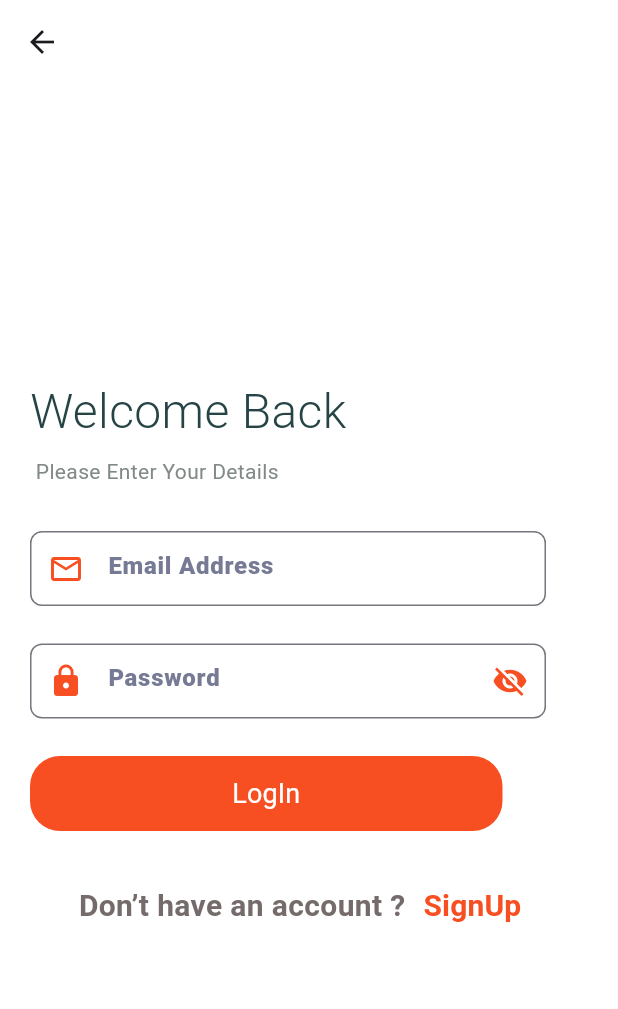
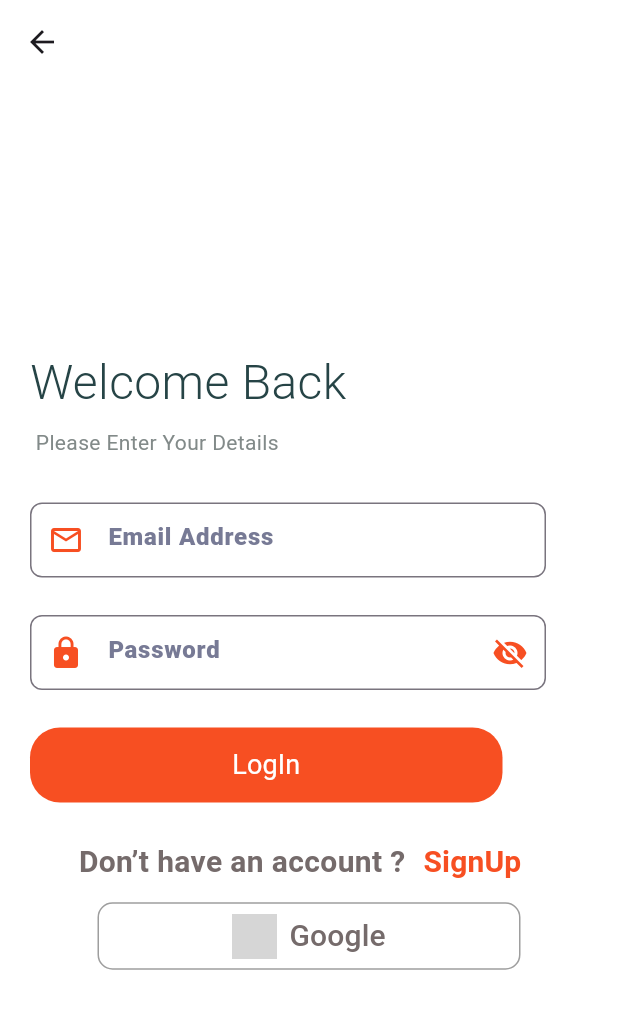
Before and after one commit to basmaabdou/donate_clothes, a Flutter app: the screen it shows after launch, after a tap on the "arrow forward ios" icon, after a tap on "skip", on a phone screen of 412 x 824 dp. Shown: the top 1009 px of the screen. Run offline on Flutter 3.47's test engine with Material 3 defaults, Android fonts, the phone set to English and light mode, and no system bars; our stand-ins replace bloc, carousel_slider, conditional_builder_null_safety, dio, firebase_auth, firebase_core and 11 more; accounts and stored records are empty; network calls fail; grey boxes are pictures that could not be loaded.

Commit message:
Part of login with google

```diff
--- a/lib/main.dart
+++ b/lib/main.dart
@@ -14,6 +14,9 @@ import 'package:get/get_navigation/src/root/get_material_app.dart';
 
 void main() async {
 
+  WidgetsFlutterBinding.ensureInitialized();
+  await Firebase.initializeApp(
+    options: DefaultFirebaseOptions.currentPlatform,);
   WidgetsFlutterBinding.ensureInitialized();
   await Firebase.initializeApp(
     options: DefaultFirebaseOptions.currentPlatform,);
--- a/lib/ui/screens/users/login_screen.dart
+++ b/lib/ui/screens/users/login_screen.dart
@@ -4,12 +4,15 @@ import 'package:donate_clothes/ui/screens/users/user_cubit/cubit.dart';
 import 'package:donate_clothes/ui/screens/users/user_cubit/states.dart';
 import 'package:flutter/material.dart';
 import 'package:flutter_bloc/flutter_bloc.dart';
+import 'package:firebase_auth/firebase_auth.dart';
+import 'package:google_sign_in/google_sign_in.dart';
 
 import '../../../shared/constants.dart';
 import '../../../shared/network/local/cache_helper.dart';
 import '../../widgets/basic.dart';
 import '../../widgets/default_button.dart';
 import '../../widgets/default_text_form_field..dart';
+import '../home_screen/home_screen.dart';
 import '../layout_screen/layout_screen.dart';
 
 class LoginScreen extends StatefulWidget {
@@ -18,14 +21,12 @@ class LoginScreen extends StatefulWidget {
 }
 
 class _LoginScreenState extends State<LoginScreen> {
+  final FirebaseAuth _auth = FirebaseAuth.instance;
+  final GoogleSignIn _googleSignIn = GoogleSignIn();
+
   var emailController = TextEditingController();
-
   var passController = TextEditingController();
-
-  var phoneController = TextEditingController();
-
   var formKey = GlobalKey<FormState>();
-
   bool isPassword = false;
 
   @override
@@ -125,7 +126,9 @@ class _LoginScreenState extends State<LoginScreen> {
                         ),
                         ConditionalBuilder(
                           condition: state is! LoginLoadingState,
-                          builder: (context) => DefaultButton(
+                          builder: (context) => Column(
+                            children: [
+                              DefaultButton(
                                   text: 'LogIn',
                                   fun: () {
                                     if (formKey.currentState!.validate()) {
@@ -134,11 +137,13 @@ class _LoginScreenState extends State<LoginScreen> {
                                           password: passController.text);
                                     }
                                   }),
+                            ],
+                          ),
                           fallback: (context) =>
                               Center(child: CircularProgressIndicator()),
                         ),
                         SizedBox(
-                          height: 25,
+                          height: 15,
                         ),
                         Container(
                           height: 50,
@@ -172,6 +177,36 @@ class _LoginScreenState extends State<LoginScreen> {
                             ],
                           ),
                         ),
+                        Padding(
+                          padding: EdgeInsets.symmetric(
+                              horizontal: 45.0),
+                          child: MaterialButton(
+                            onPressed: () async {
+                              await signInWithGoogle();
+                            },
+                            height: 45.0,
+                            shape: RoundedRectangleBorder(
+                                borderRadius: BorderRadius.circular(10.0),
+                                side: BorderSide(
+                                    color: Colors.grey)
+                                ),
+                            child: Row(
+                              mainAxisAlignment: MainAxisAlignment.center,
+                              children: [
+                                Image.network(
+                                  'http://pngimg.com/uploads/google/google_PNG19635.png',
+                                  height: 30.0,
+                                ),
+                                SizedBox(width: 8.0),
+                                Text(
+                                  'Google',
+                                  style: TextStyle(
+                                      fontSize: 20.0, color: Color(0xff756B6B)),
+                                ),
+                              ],
+                            ),
+                          ),
+                        ),
                       ],
                     ),
                   ),
@@ -183,4 +218,31 @@ class _LoginScreenState extends State<LoginScreen> {
       ),
     );
   }
+
+  Future<void> signInWithGoogle() async {
+    try {
+      GoogleSignInAccount? googleSignInAccount = await _googleSignIn.signIn();
+      if (googleSignInAccount != null) {
+        GoogleSignInAuthentication googleSignInAuthentication =
+            await googleSignInAccount.authentication;
+        AuthCredential authCredential = GoogleAuthProvider.credential(
+          idToken: googleSignInAuthentication.idToken,
+          accessToken: googleSignInAuthentication.accessToken,
+        );
+        UserCredential authResult =
+            await _auth.signInWithCredential(authCredential);
+        User user = authResult.user!;
+        print('User email: ${user.email}');
+
+        Navigator.pushReplacement(
+          context,
+          MaterialPageRoute(builder: (context) => HomeScreen()),
+        );
+      } else {
+        print('Google sign in failed.');
       }
+    } catch (error) {
+      print('Error signing in with Google: $error');
+    }
+  }
+}
--- a/pubspec.yaml
+++ b/pubspec.yaml
@@ -52,6 +52,9 @@ dependencies:
   conditional_builder_null_safety: ^0.0.6
   geocoding: ^2.1.1
   geolocator: ^10.1.0
+  firebase_auth: ^4.17.4
+  firebase_core: ^2.25.4
+  google_sign_in: ^6.2.1
 
 dev_dependencies:
   flutter_test:
```
Also changed, not shown: lib/firebase_options.dart (added), pubspec.lock, 8 other files. Lines whose indentation alone changed are shown as unchanged.
